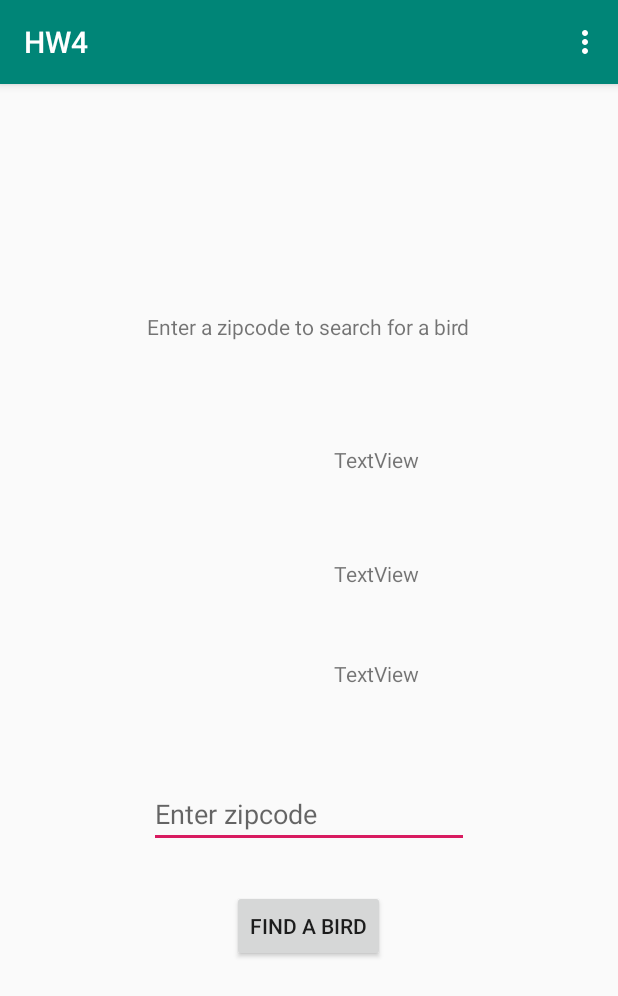
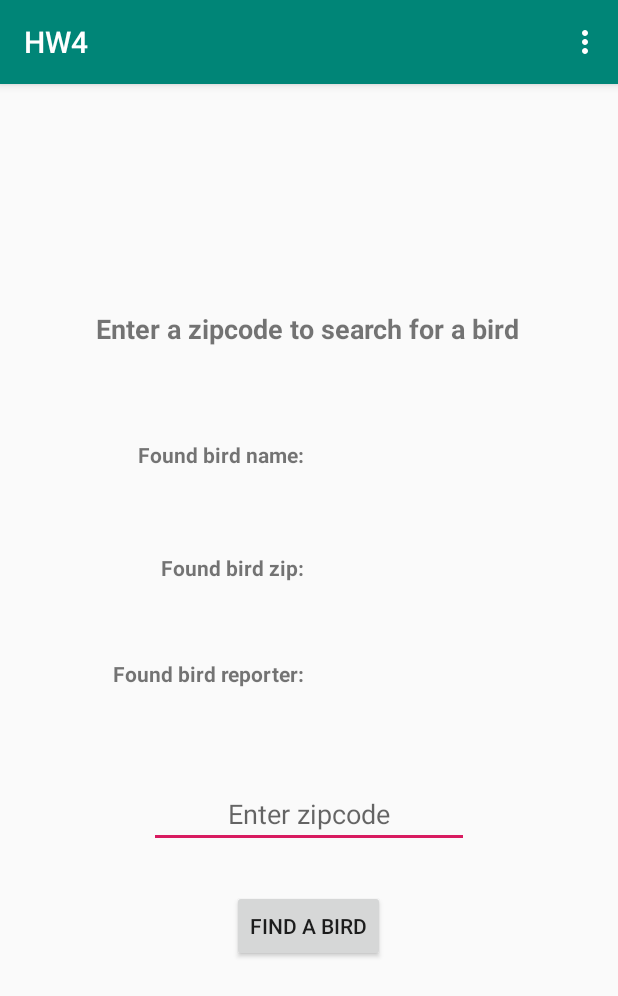
Before and after one commit to Drew-Pappas/TO626_Homework_4, an Android app: the screen it shows after launch (SearchForBirds), in the options menu, after a tap on "Find a bird", on a phone screen of 412 x 824 dp. Shown: the top 996 px of the screen. Run offline under Robolectric (Android 15) with nearby library versions, the phone set to English and light mode, and no system bars; our stand-ins replace Firebase (no records; nobody signed in at launch, a user with empty details on screens opened directly); 1 statement that could not run was skipped.

Commit message:
Added comments and UI to show displayed birds

```diff
--- a/app/src/main/java/com/example/hw4/Bird.java
+++ b/app/src/main/java/com/example/hw4/Bird.java
@@ -1,7 +1,9 @@
 package com.example.hw4;
 
+//Bird constructor
 class Bird {
 
+    //Declare variables for new bird object
     public String birdName;
     public int zipcode;
     public String personReporting;
@@ -10,6 +12,7 @@ class Bird {
     public Bird(){
     }
 
+    //set entered birds to the variables declared
     public Bird(String birdName, int zipcode, String personReporting, long timestamp) {
         this.birdName = birdName;
         this.zipcode = zipcode;
--- a/app/src/main/java/com/example/hw4/MainActivity.java
+++ b/app/src/main/java/com/example/hw4/MainActivity.java
@@ -17,42 +17,50 @@ import com.google.firebase.database.DatabaseReference;
 import com.google.firebase.database.FirebaseDatabase;
 
 public class MainActivity extends AppCompatActivity implements View.OnClickListener{
+
+    //Declare objects
     EditText editTextEntryBirdZipcode, editTextEntryBirdReporter, editTextEntryBirdName;
     Button buttonSubmitBird;
     @Override
+
     protected void onCreate(Bundle savedInstanceState){
+
         super.onCreate(savedInstanceState);
         setContentView(R.layout.activity_main);
 
+        //Connect UI elements to declared objects
         editTextEntryBirdName = findViewById(R.id.editTextEntryBirdName);
         editTextEntryBirdZipcode = findViewById(R.id.editTextEntryBirdZipcode);
         editTextEntryBirdReporter = findViewById(R.id.editTextEntryBirdReporter);
 
         buttonSubmitBird = findViewById(R.id.buttonSubmitBird);
 
+        //Set onclick listener to make button responsive to clicks
         buttonSubmitBird.setOnClickListener(this);
     }
 
+    //Creates a menu inflater to handle navigation between pages
     @Override
     public boolean onCreateOptionsMenu(Menu menu) {
+
         MenuInflater optionsMenuInflater = getMenuInflater();
         optionsMenuInflater.inflate(R.menu.dropdown, menu);
         return super.onCreateOptionsMenu(menu);
 
     }
 
+    //Handles selections for navigation buttons after menu has been clicked
     @Override
     public boolean onOptionsItemSelected(@NonNull MenuItem item) {
         switch (item.getItemId()){
             case R.id.main_activity_menu_item:
 
                 Toast.makeText(this, "You're already on the input page", Toast.LENGTH_SHORT).show();
-                return true;
 
             case R.id.search_for_bird_menu_item:
+
                 Intent searchIntent = new Intent(MainActivity.this, SearchForBirds.class);
                 startActivity(searchIntent);
-
 
             default:
                 return false;
@@ -64,9 +72,11 @@ public class MainActivity extends AppCompatActivity implements View.OnClickListe
     @Override
     public void onClick(View view) {
 
+        //Create firebase database reference and object to access nested information
         final FirebaseDatabase database = FirebaseDatabase.getInstance();
         final DatabaseReference myRef = database.getReference("birdlog");
 
+        //Handle onclick for the submit button and create a new bird object to be passed to the database
         if (view == buttonSubmitBird){
 
             String entryBird = editTextEntryBirdName.getText().toString();
@@ -78,6 +88,13 @@ public class MainActivity extends AppCompatActivity implements View.OnClickListe
 
             myRef.push().setValue(newBird);
 
+            Toast.makeText(this, "Bird submitted to database!", Toast.LENGTH_SHORT).show();
+
+            //Reset text to empty string to prompt user that the entry was submitted
+            editTextEntryBirdName.setText("");
+            editTextEntryBirdZipcode.setText("");
+            editTextEntryBirdReporter.setText("");
+
         }
     }
 }
--- a/app/src/main/java/com/example/hw4/SearchForBirds.java
+++ b/app/src/main/java/com/example/hw4/SearchForBirds.java
@@ -22,6 +22,8 @@ import com.google.firebase.database.DatabaseReference;
 import com.google.firebase.database.FirebaseDatabase;
 
 public class SearchForBirds extends AppCompatActivity implements View.OnClickListener{
+    //Declare objects
+
     EditText editTextZipcodeSearchTerm;
     TextView textViewFoundBirdName, textViewFoundBirdZip, textViewFoundBirdReporter;
     Button buttonSearchForBird;
@@ -32,6 +34,7 @@ public class SearchForBirds extends AppCompatActivity implements View.OnClickLis
         super.onCreate(savedInstanceState);
         setContentView(R.layout.activity_search_for_birds);
 
+        //Connect objects with UI elements
         editTextZipcodeSearchTerm = findViewById(R.id.editTextZipcodeSearchTerm);
         textViewFoundBirdName = findViewById(R.id.textViewFoundBirdName);
         textViewFoundBirdZip = findViewById(R.id.textViewFoundBirdZip);
@@ -42,12 +45,14 @@ public class SearchForBirds extends AppCompatActivity implements View.OnClickLis
         buttonSearchForBird.setOnClickListener(this);
     }
 
+    //Create new menu inflater to handle navigation options
     public boolean onCreateOptionsMenu(Menu menu) {
         MenuInflater optionsMenuInflater = getMenuInflater();
         optionsMenuInflater.inflate(R.menu.dropdown, menu);
         return super.onCreateOptionsMenu(menu);
     }
 
+    //Handle navigation clicks for between pages
     @Override
     public boolean onOptionsItemSelected(@NonNull MenuItem item) {
         switch (item.getItemId()){
@@ -56,7 +61,6 @@ public class SearchForBirds extends AppCompatActivity implements View.OnClickLis
                 Intent mainIntent = new Intent(SearchForBirds.this, MainActivity.class);
                 startActivity(mainIntent);
 
-                return true;
 
             case R.id.search_for_bird_menu_item:
 
@@ -76,6 +80,7 @@ public class SearchForBirds extends AppCompatActivity implements View.OnClickLis
 
         int findZip = Integer.parseInt(editTextZipcodeSearchTerm.getText().toString());
 
+        //Find birds based upon zip code entered. Will find most recent bird based on zip code filtering
         myRef.orderByChild("zipcode").equalTo(findZip).addChildEventListener(new ChildEventListener() {
             @Override
             public void onChildAdded(@NonNull DataSnapshot dataSnapshot, @Nullable String s) {
@@ -84,9 +89,10 @@ public class SearchForBirds extends AppCompatActivity implements View.OnClickLis
                 String foundBirdZip = Integer.toString(foundBird.zipcode);
                 String foundBirdReporter = foundBird.personReporting;
 
-                textViewFoundBirdName.setText(foundBirdName);
+                //Display found bird properties and capitalize name of person and bird
+                textViewFoundBirdName.setText(foundBirdName.substring(0, 1).toUpperCase() + foundBirdName.substring(1));
                 textViewFoundBirdZip.setText(foundBirdZip);
-                textViewFoundBirdReporter.setText(foundBirdReporter);
+                textViewFoundBirdReporter.setText(foundBirdReporter.substring(0, 1).toUpperCase() + foundBirdReporter.substring(1));
             }
 
             @Override
--- a/app/src/main/res/layout/activity_main.xml
+++ b/app/src/main/res/layout/activity_main.xml
@@ -66,6 +66,7 @@
         android:text="@string/bird_watching"
         android:textAlignment="center"
         android:textSize="24sp"
+        android:textStyle="bold"
         app:layout_constraintBottom_toBottomOf="parent"
         app:layout_constraintLeft_toLeftOf="parent"
         app:layout_constraintRight_toRightOf="parent"
--- a/app/src/main/res/layout/activity_search_for_birds.xml
+++ b/app/src/main/res/layout/activity_search_for_birds.xml
@@ -11,6 +11,8 @@
         android:layout_width="wrap_content"
         android:layout_height="wrap_content"
         android:text="@string/find_a_bird"
+        android:textSize="18sp"
+        android:textStyle="bold"
         app:layout_constraintBottom_toBottomOf="parent"
         app:layout_constraintEnd_toEndOf="parent"
         app:layout_constraintHorizontal_bias="0.497"
@@ -25,6 +27,7 @@
         android:ems="10"
         android:hint="@string/enter_zipcode"
         android:inputType="textPersonName"
+        android:textAlignment="center"
         app:layout_constraintBottom_toBottomOf="parent"
         app:layout_constraintEnd_toEndOf="parent"
         app:layout_constraintStart_toStartOf="parent"
@@ -44,38 +47,83 @@
         app:layout_constraintVertical_bias="0.746" />
 
     <TextView
-        android:id="@+id/textViewFoundBirdName"
-        android:layout_width="94dp"
-        android:layout_height="37dp"
-        android:text="TextView"
-        app:layout_constraintBottom_toBottomOf="parent"
-        app:layout_constraintEnd_toEndOf="parent"
-        app:layout_constraintHorizontal_bias="0.7"
-        app:layout_constraintStart_toStartOf="parent"
-        app:layout_constraintTop_toTopOf="parent"
-        app:layout_constraintVertical_bias="0.329" />
-
-    <TextView
         android:id="@+id/textViewFoundBirdZip"
         android:layout_width="94dp"
         android:layout_height="37dp"
-        android:text="TextView"
+        android:textAlignment="center"
         app:layout_constraintBottom_toBottomOf="parent"
         app:layout_constraintEnd_toEndOf="parent"
-        app:layout_constraintHorizontal_bias="0.7"
+        app:layout_constraintHorizontal_bias="0.687"
         app:layout_constraintStart_toStartOf="parent"
-        app:layout_constraintTop_toTopOf="parent"
-        app:layout_constraintVertical_bias="0.433" />
+        app:layout_constraintTop_toBottomOf="@+id/textViewFoundBirdName"
+        app:layout_constraintVertical_bias="0.031" />
 
     <TextView
         android:id="@+id/textViewFoundBirdReporter"
         android:layout_width="94dp"
         android:layout_height="37dp"
-        android:text="TextView"
+        android:textAlignment="center"
         app:layout_constraintBottom_toBottomOf="parent"
         app:layout_constraintEnd_toEndOf="parent"
-        app:layout_constraintHorizontal_bias="0.7"
+        app:layout_constraintHorizontal_bias="0.687"
+        app:layout_constraintStart_toStartOf="parent"
+        app:layout_constraintTop_toBottomOf="@+id/textViewFoundBirdZip"
+        app:layout_constraintVertical_bias="0.043" />
+
+    <TextView
+        android:id="@+id/textViewFoundBirdName"
+        android:layout_width="94dp"
+        android:layout_height="37dp"
+        android:textAlignment="center"
+        app:layout_constraintBottom_toBottomOf="parent"
+        app:layout_constraintEnd_toEndOf="parent"
+        app:layout_constraintHorizontal_bias="0.687"
+        app:layout_constraintStart_toStartOf="parent"
+        app:layout_constraintTop_toBottomOf="@+id/textView3"
+        app:layout_constraintVertical_bias="0.134" />
+
+    <TextView
+        android:id="@+id/textView4"
+        android:layout_width="137dp"
+        android:layout_height="37dp"
+        android:layout_marginTop="76dp"
+        android:text="@string/bird_name_display"
+        android:textAlignment="textEnd"
+        android:textStyle="bold"
+        app:layout_constraintBottom_toBottomOf="parent"
+        app:layout_constraintEnd_toStartOf="@+id/textViewFoundBirdName"
+        app:layout_constraintHorizontal_bias="0.798"
         app:layout_constraintStart_toStartOf="parent"
         app:layout_constraintTop_toTopOf="parent"
-        app:layout_constraintVertical_bias="0.525" />
+        app:layout_constraintVertical_bias="0.246" />
+
+    <TextView
+        android:id="@+id/textView5"
+        android:layout_width="137dp"
+        android:layout_height="37dp"
+        android:layout_marginTop="76dp"
+        android:text="@string/bird_zip_display"
+        android:textAlignment="textEnd"
+        android:textStyle="bold"
+        app:layout_constraintBottom_toBottomOf="parent"
+        app:layout_constraintEnd_toStartOf="@+id/textViewFoundBirdZip"
+        app:layout_constraintHorizontal_bias="0.798"
+        app:layout_constraintStart_toStartOf="parent"
+        app:layout_constraintTop_toTopOf="parent"
+        app:layout_constraintVertical_bias="0.362" />
+
+    <TextView
+        android:id="@+id/textView6"
+        android:layout_width="137dp"
+        android:layout_height="37dp"
+        android:layout_marginTop="76dp"
+        android:text="@string/bird_reporter_display"
+        android:textAlignment="textEnd"
+        android:textStyle="bold"
+        app:layout_constraintBottom_toBottomOf="parent"
+        app:layout_constraintEnd_toStartOf="@+id/textViewFoundBirdReporter"
+        app:layout_constraintHorizontal_bias="0.798"
+        app:layout_constraintStart_toStartOf="parent"
+        app:layout_constraintTop_toTopOf="parent"
+        app:layout_constraintVertical_bias="0.469" />
 </androidx.constraintlayout.widget.ConstraintLayout>
--- a/app/src/main/res/values/strings.xml
+++ b/app/src/main/res/values/strings.xml
@@ -10,6 +10,10 @@
     <string name="find_bird">Find a bird</string>
     <string name="enter_zipcode">Enter zipcode</string>
     <string name="enter_bird">Enter Bird</string>
+    <string name="bird_name_display">Found bird name:</string>
+    <string name="bird_zip_display">Found bird zip:</string>
+    <string name="bird_reporter_display">Found bird reporter:</string>
+
     <string name="title_activity_navigation">NavigationActivity</string>
     <string name="navigation_drawer_open">Open navigation drawer</string>
     <string name="navigation_drawer_close">Close navigation drawer</string>
```
